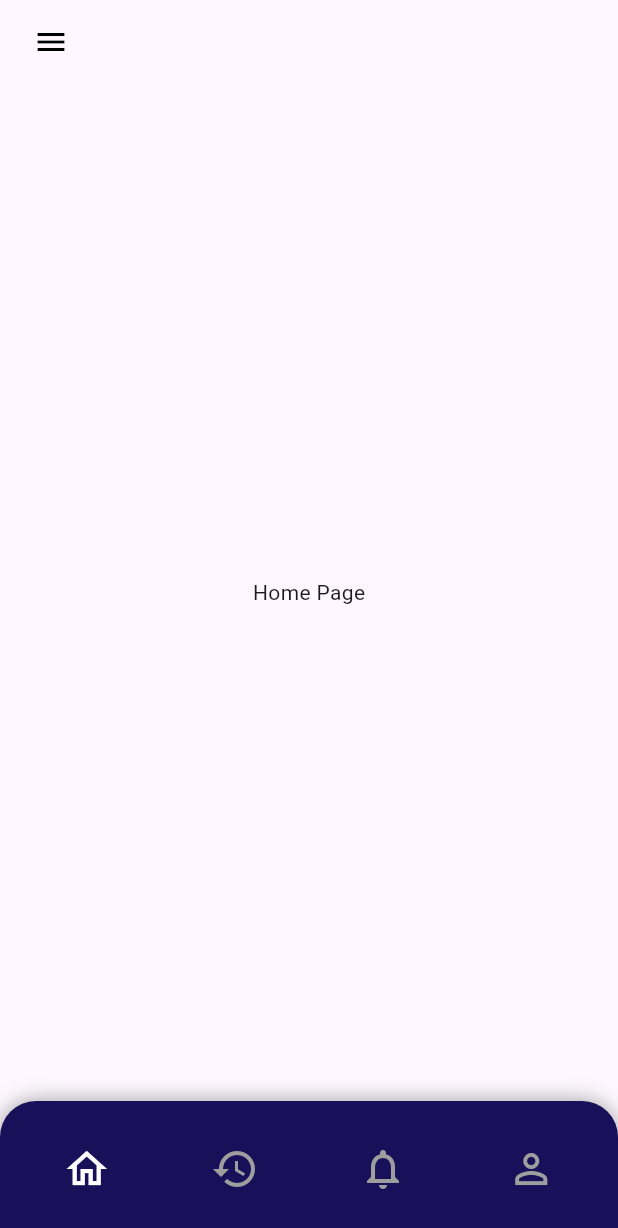
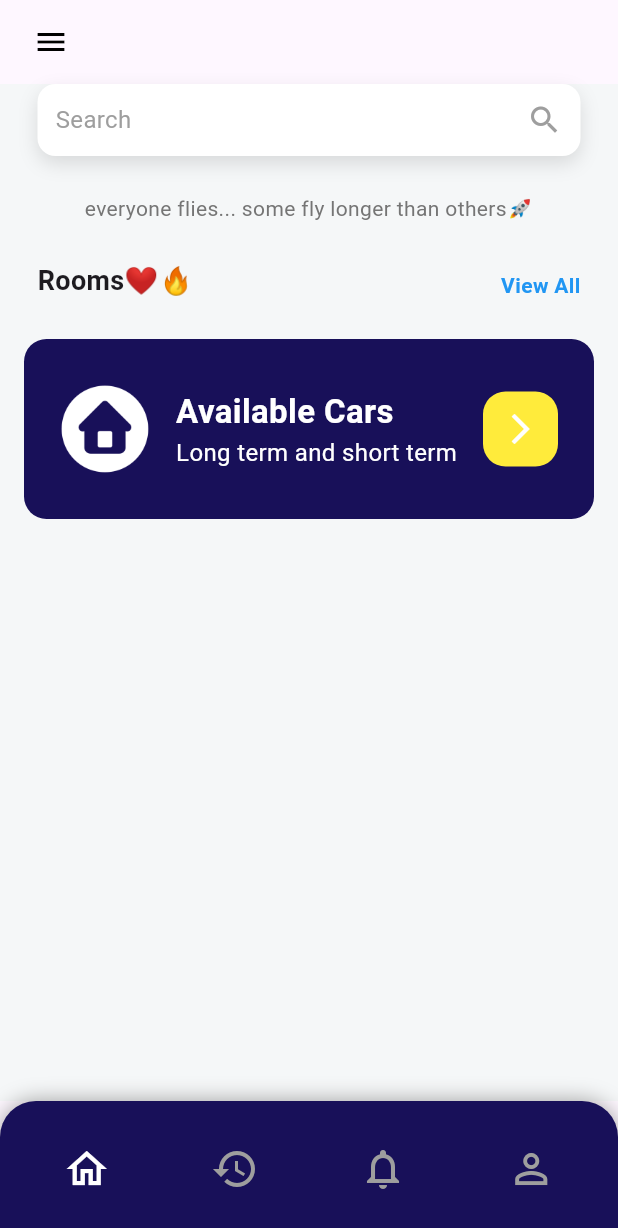
Before and after one commit to satianferdy/simple_ocr_app, a Flutter app: the screen it shows after launch, after a tap on "Get Started", on a phone screen of 412 x 824 dp. Shown: the top 1228 px of the screen. Run offline on Flutter 3.47's test engine with Material 3 defaults, Android fonts, the phone set to English and light mode, and no system bars; drawn by our look-alikes of google_nav_bar; our stand-ins replace cloud_firestore, firebase_auth, firebase_core; accounts and stored records are empty; network calls fail.

Commit message:
feat: homepage progres

```diff
--- a/lib/auth/login_or_register.dart
+++ b/lib/auth/login_or_register.dart
@@ -1,5 +1,4 @@
 import 'package:flutter/material.dart';
-
 import 'package:simple_ocr_app/pages/login_page.dart';
 import 'package:simple_ocr_app/pages/register_page.dart';
 
--- a/lib/components/my_drawer.dart
+++ b/lib/components/my_drawer.dart
@@ -1,8 +1,13 @@
 import 'package:flutter/material.dart';
 import 'package:simple_ocr_app/helper/my_color.dart';
+import 'package:firebase_auth/firebase_auth.dart';
 
 class MyDrawer extends StatelessWidget {
   const MyDrawer({super.key});
+
+  void logout() {
+    FirebaseAuth.instance.signOut();
+  }
 
   @override
   Widget build(BuildContext context) {
@@ -24,17 +29,21 @@ class MyDrawer extends StatelessWidget {
               const SizedBox(height: 48),
 
               // other pages
-              const Padding(
-                padding: EdgeInsets.only(left: 25),
+              Padding(
+                padding: const EdgeInsets.only(left: 25),
                 child: ListTile(
-                  leading: Icon(
+                  leading: const Icon(
                     Icons.home,
                     color: Colors.white,
                   ),
-                  title: Text(
+                  title: const Text(
                     'Home',
                     style: TextStyle(color: Colors.white),
                   ),
+                  onTap: () {
+                    // this is already the home screen so just close the drawer
+                    Navigator.pop(context);
+                  },
                 ),
               ),
 
@@ -81,17 +90,24 @@ class MyDrawer extends StatelessWidget {
               ),
             ],
           ),
-          const Padding(
+          Padding(
             padding: EdgeInsets.only(left: 25, bottom: 25),
             child: ListTile(
-              leading: Icon(
+              leading: const Icon(
                 Icons.logout,
                 color: Colors.white,
               ),
-              title: Text(
+              title: const Text(
                 'Logout',
                 style: TextStyle(color: Colors.white),
               ),
+              onTap: () {
+                // logout
+                Navigator.pop(context);
+
+                // logout
+                logout();
+              },
             ),
           ),
         ],
--- a/lib/helper/my_color.dart
+++ b/lib/helper/my_color.dart
@@ -5,4 +5,7 @@ class MyColor {
   static const Color semiBlue = Color.fromARGB(255, 42, 19, 216);
   static const Color purple = Color.fromARGB(255, 134, 69, 255);
   static const Color yellow = Colors.yellow;
+
+  // F5F7F8
+  static const Color lightGrey = Color.fromARGB(255, 245, 247, 248);
 }
--- a/lib/main.dart
+++ b/lib/main.dart
@@ -2,6 +2,9 @@ import 'package:flutter/material.dart';
 import 'package:firebase_core/firebase_core.dart';
 import 'package:simple_ocr_app/firebase_options.dart';
 import 'package:simple_ocr_app/pages/intro_page.dart';
+import 'package:simple_ocr_app/pages/main_page.dart';
+import 'package:simple_ocr_app/auth/login_or_register.dart';
+import 'package:simple_ocr_app/pages/profile_page.dart';
 
 void main() async {
   WidgetsFlutterBinding.ensureInitialized();
@@ -15,9 +18,14 @@ class MyApp extends StatelessWidget {
   // This widget is the root of your application.
   @override
   Widget build(BuildContext context) {
-    return const MaterialApp(
+    return MaterialApp(
       debugShowCheckedModeBanner: false,
-      home: IntroPage(),
+      home: const IntroPage(),
+      routes: {
+        '/login_or_register': (context) => const LoginOrRegister(),
+        '/home_page': (context) => const MainPage(),
+        '/profile_page': (context) => const ProfilePage(),
+      },
     );
   }
 }
--- a/lib/pages/home_page.dart
+++ b/lib/pages/home_page.dart
@@ -1,13 +1,151 @@
 import 'package:flutter/material.dart';
+import 'package:simple_ocr_app/helper/my_color.dart';
 
 class HomePage extends StatelessWidget {
   const HomePage({super.key});
 
   @override
   Widget build(BuildContext context) {
-    return const Scaffold(
-      body: Center(
-        child: Text('Home Page'),
+    return Scaffold(
+      backgroundColor: MyColor.lightGrey,
+      body: Column(
+        children: [
+          // search bar
+          Container(
+            padding: const EdgeInsets.all(12),
+            margin: const EdgeInsets.symmetric(horizontal: 25),
+            decoration: BoxDecoration(
+              color: Colors.white,
+              borderRadius: BorderRadius.circular(12),
+              boxShadow: const [
+                BoxShadow(
+                  color: Colors.black12,
+                  blurRadius: 10,
+                  offset: Offset(0, 5),
+                ),
+              ],
+            ),
+            child: const Row(
+              mainAxisAlignment: MainAxisAlignment.spaceBetween,
+              children: [
+                Text(
+                  'Search',
+                  style: TextStyle(
+                    fontSize: 16,
+                    color: Colors.grey,
+                  ),
+                ),
+                Icon(
+                  Icons.search,
+                  color: Colors.grey,
+                ),
+              ],
+            ),
+          ),
+
+          //message
+          Padding(
+            padding: const EdgeInsets.symmetric(vertical: 25),
+            child: Text(
+              'everyone flies... some fly longer than others🚀',
+              style: TextStyle(
+                color: Colors.grey[600],
+              ),
+            ),
+          ),
+
+          // avaliable rooms
+          const Padding(
+            padding: EdgeInsets.symmetric(horizontal: 25),
+            child: Row(
+              mainAxisAlignment: MainAxisAlignment.spaceBetween,
+              crossAxisAlignment: CrossAxisAlignment.end,
+              children: [
+                Text(
+                  'Rooms❤️‍🔥',
+                  style: TextStyle(
+                    fontSize: 18,
+                    fontWeight: FontWeight.bold,
+                  ),
+                ),
+                Text(
+                  'View All',
+                  style: TextStyle(
+                    fontWeight: FontWeight.bold,
+                    color: Colors.blue,
+                  ),
+                ),
+              ],
+            ),
+          ),
+
+          const SizedBox(height: 10),
+
+          Padding(
+            padding: const EdgeInsets.only(top: 16, right: 16, left: 16),
+            child: Container(
+              decoration: const BoxDecoration(
+                color: MyColor.darkBlue,
+                borderRadius: BorderRadius.all(
+                  Radius.circular(15),
+                ),
+              ),
+              padding: EdgeInsets.all(24),
+              height: 120,
+              child: Row(
+                mainAxisAlignment: MainAxisAlignment.spaceBetween,
+                children: [
+                  // image
+                  const Center(
+                    child: Image(
+                      image: AssetImage("assets/images/mylogo.png"),
+                      color: Colors.white,
+                      width: 60,
+                    ),
+                  ),
+
+                  const Column(
+                    crossAxisAlignment: CrossAxisAlignment.start,
+                    mainAxisAlignment: MainAxisAlignment.center,
+                    children: [
+                      Text(
+                        "Available Cars",
+                        style: TextStyle(
+                          fontSize: 22,
+                          fontWeight: FontWeight.bold,
+                          color: Colors.white,
+                        ),
+                      ),
+                      Text(
+                        "Long term and short term",
+                        style: TextStyle(
+                          fontSize: 16,
+                          color: Colors.white,
+                        ),
+                      ),
+                    ],
+                  ),
+                  Container(
+                    decoration: const BoxDecoration(
+                      color: MyColor.yellow,
+                      borderRadius: BorderRadius.all(
+                        Radius.circular(15),
+                      ),
+                    ),
+                    height: 50,
+                    width: 50,
+                    child: const Center(
+                      child: Icon(
+                        Icons.arrow_forward_ios,
+                        color: Colors.white,
+                      ),
+                    ),
+                  ),
+                ],
+              ),
+            ),
+          ),
+        ],
       ),
     );
   }
--- a/lib/pages/main_page.dart
+++ b/lib/pages/main_page.dart
@@ -1,6 +1,7 @@
 import 'package:flutter/material.dart';
 import 'package:simple_ocr_app/components/bottom_nav_bar.dart';
 import 'package:simple_ocr_app/components/my_drawer.dart';
+import 'package:simple_ocr_app/helper/my_color.dart';
 import 'package:simple_ocr_app/pages/home_page.dart';
 import 'package:simple_ocr_app/pages/notif_page.dart';
 import 'package:simple_ocr_app/pages/profile_page.dart';
--- a/lib/pages/register_page.dart
+++ b/lib/pages/register_page.dart
@@ -156,7 +156,7 @@ class _RegisterPageState extends State<RegisterPage> {
                 ],
               ),
 
-              const SizedBox(height: 25),
+              const SizedBox(height: 20),
 
               // register button
               MyButton(
```
